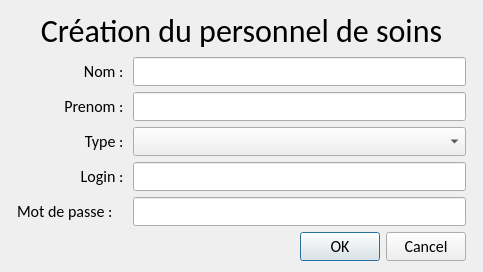
Qt form createhealthworkerdialog.ui (Neilero/QtProject) before a commit.
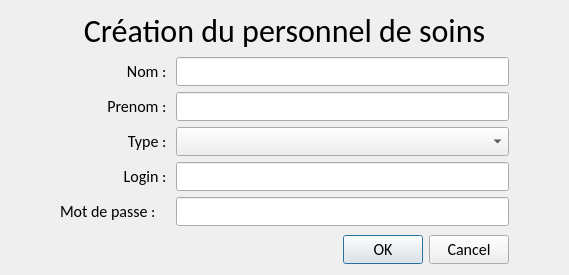
The same form after that commit.

What changed in the file:
```diff
--- a/createhealthworkerdialog.ui
+++ b/createhealthworkerdialog.ui
@@ -6,8 +6,8 @@
    <rect>
     <x>0</x>
     <y>0</y>
-    <width>479</width>
-    <height>251</height>
+    <width>569</width>
+    <height>275</height>
    </rect>
   </property>
   <property name="font">
@@ -162,7 +162,11 @@
     </widget>
    </item>
    <item row="5" column="2">
-    <widget class="QLineEdit" name="lineEditPassword"/>
+    <widget class="QLineEdit" name="lineEditPassword">
+     <property name="echoMode">
+      <enum>QLineEdit::Password</enum>
+     </property>
+    </widget>
    </item>
    <item row="3" column="2">
     <widget class="QComboBox" name="comboBoxType"/>
```
Left out of the diff: 7 changed lines with no effect on the pictures.
